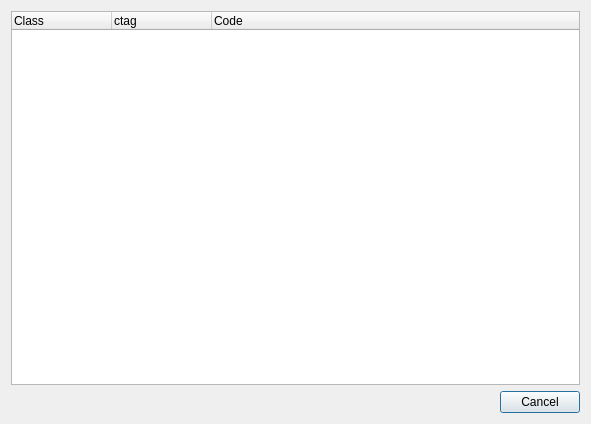
Old version of the form mdiedit/ctagsbrowser.ui in the repository selairi/mdiedit.
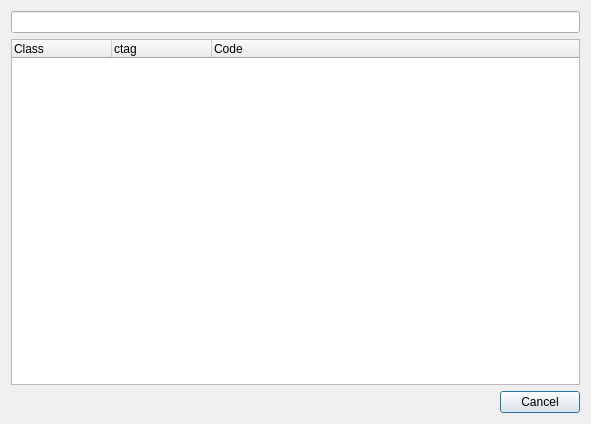
New version of the form.

Commit message: CTAGSBrowser: A tool for search in ctags output has been added.

What changed in the file:
```diff
--- a/mdiedit/ctagsbrowser.ui
+++ b/mdiedit/ctagsbrowser.ui
@@ -14,6 +14,13 @@
    <string>CTAGs</string>
   </property>
   <layout class="QVBoxLayout" name="verticalLayout">
+   <item>
+    <layout class="QHBoxLayout" name="horizontalLayout">
+     <item>
+      <widget class="QLineEdit" name="findLineEdit"/>
+     </item>
+    </layout>
+   </item>
    <item>
     <widget class="QTreeWidget" name="treeWidget">
      <property name="rootIsDecorated">
```
The commit also changes 2 other files.
